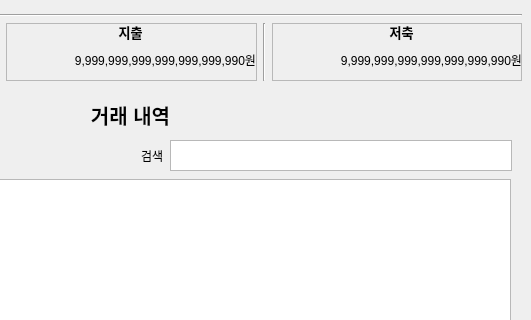
Old version of the form mainwindow.ui in the repository wraith1231/MyHouseholdAccountBook; both pictures show x 269 to 800 and y 143 to 463 of the 800 by 990 pixel window.
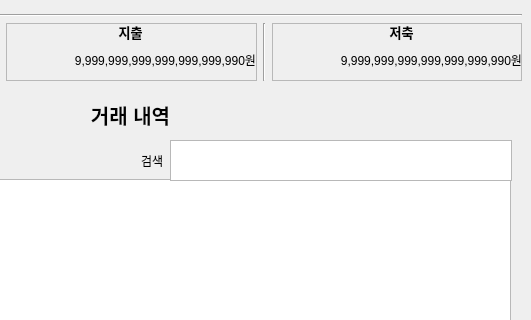
New version of the form.

Diff of the .ui file:
```diff
--- a/mainwindow.ui
+++ b/mainwindow.ui
@@ -494,7 +494,7 @@
           <x>400</x>
           <y>50</y>
           <width>371</width>
-          <height>31</height>
+          <height>41</height>
          </rect>
         </property>
         <layout class="QHBoxLayout" name="horizontalLayout_2">
```
